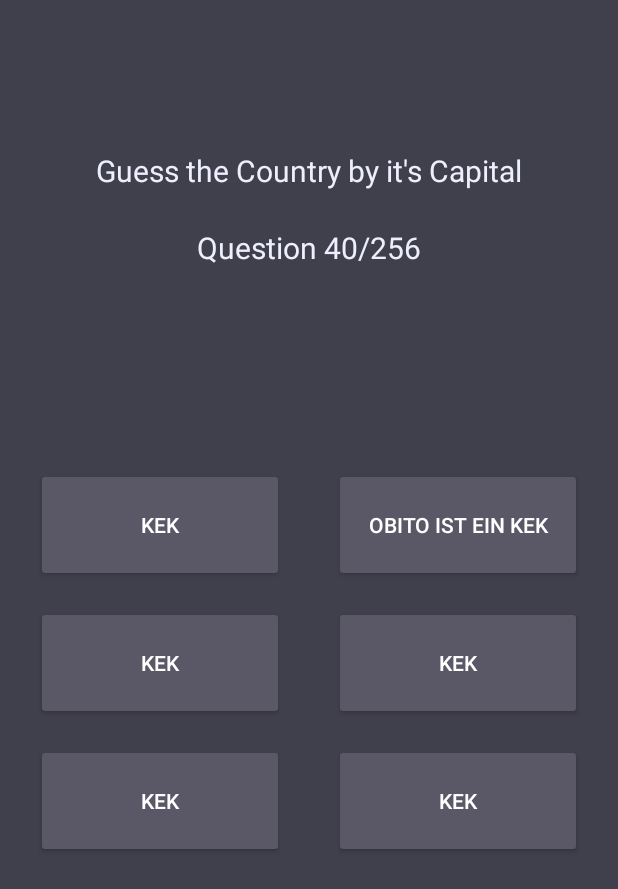
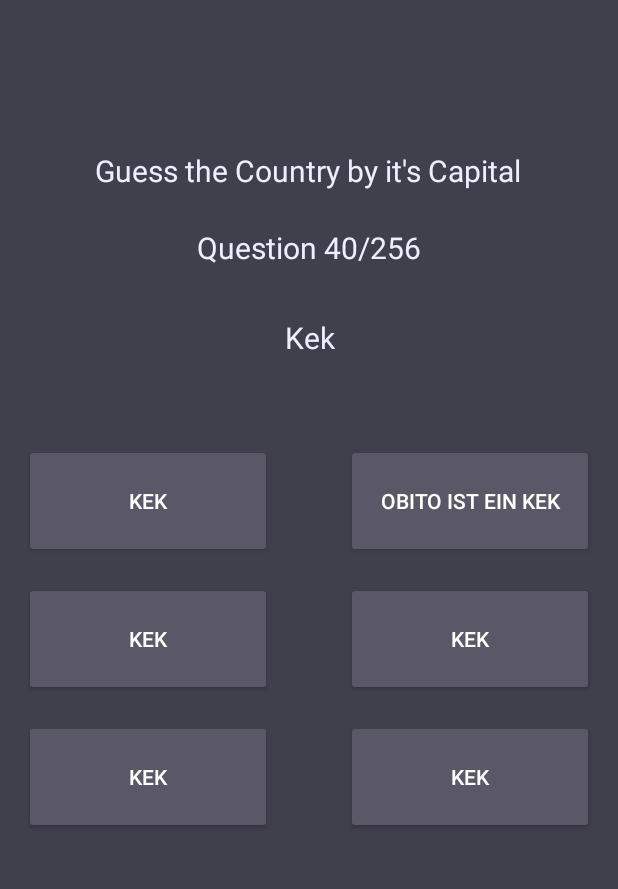
Before and after one commit to Zesshi/Geo.io, an Android app: the GuessTheCapital screen opened directly, with no data from a screen before it, on a phone screen of 412 x 824 dp. Shown: the top 889 px of the screen. Run offline under Robolectric (Android 15) with nearby library versions, the phone set to English and light mode, and no system bars; our stand-ins replace Volley.

Commit message:
Guess the capital in main

```diff
--- a/app/build.gradle
+++ b/app/build.gradle
@@ -36,4 +36,5 @@ dependencies {
     testImplementation 'junit:junit:4.13.2'
     androidTestImplementation 'androidx.test.ext:junit:1.1.3'
     androidTestImplementation 'androidx.test.espresso:espresso-core:3.4.0'
+    implementation 'com.android.volley:volley:1.2.1'
 }
--- a/app/src/main/java/net/ictcampus/geoio/GuessTheCapital.java
+++ b/app/src/main/java/net/ictcampus/geoio/GuessTheCapital.java
@@ -7,32 +7,158 @@ import android.os.Bundle;
 import android.os.Handler;
 import android.os.Looper;
 import android.util.Log;
+import android.view.View;
+import android.widget.Button;
+import android.widget.TextView;
+import android.widget.Toast;
 
+import com.android.volley.Request;
+import com.android.volley.RequestQueue;
+import com.android.volley.Response;
+import com.android.volley.VolleyError;
+import com.android.volley.toolbox.JsonArrayRequest;
+import com.android.volley.toolbox.StringRequest;
+import com.android.volley.toolbox.Volley;
+
+import org.json.JSONArray;
 import org.json.JSONException;
 import org.json.JSONObject;
 
 import java.io.BufferedInputStream;
 import java.io.BufferedReader;
+import java.io.IOException;
 import java.io.InputStream;
 import java.io.InputStreamReader;
 import java.net.HttpURLConnection;
+import java.net.MalformedURLException;
 import java.net.URL;
 import java.util.ArrayList;
 import java.util.Iterator;
 import java.util.concurrent.ExecutorService;
 import java.util.concurrent.Executors;
 
+import javax.net.ssl.HttpsURLConnection;
+
 public class GuessTheCapital extends AppCompatActivity {
-    private static final String TAG = "Flag";
-    private String name;
+    private static final String TAG = "";
+    Button button_cap1, button_cap2, button_cap3, button_cap4, button_cap5, button_cap6;
+    TextView textView_cap1, textView_cap2, textView_cap3;
 
+    //asigning class variables to xml values
     @Override
     protected void onCreate(Bundle savedInstanceState) {
         super.onCreate(savedInstanceState);
         setContentView(R.layout.activity_guess_the_capital);
-        Intent intent = getIntent();
-        name = intent.getStringExtra("name");
-        getCapital("https://restcountries.com/v3.1/capital" + name);
+
+        button_cap1 = findViewById(R.id.button_cap1);
+        button_cap2 = findViewById(R.id.button_cap2);
+        button_cap3 = findViewById(R.id.button_cap3);
+        button_cap4 = findViewById(R.id.button_cap4);
+        button_cap5 = findViewById(R.id.button_cap5);
+        button_cap6 = findViewById(R.id.button_cap6);
+
+        //textView_cap1=findViewById(R.id.textView_cap1);
+        textView_cap2 = findViewById(R.id.textView_cap2);
+        textView_cap3 = findViewById(R.id.textView_cap3);
+
+        //click listener for each button
+        button_cap1.setOnClickListener(new View.OnClickListener() {
+            @Override
+            public void onClick(View view) {
+
+                // Instantiate the RequestQueue.
+                RequestQueue queue = Volley.newRequestQueue(GuessTheCapital.this);
+                String url = "https://restcountries.com/v3.1/name/switzerland";
+
+                JsonArrayRequest request = new JsonArrayRequest(Request.Method.GET, url,null, new Response.Listener<JSONArray>() {
+                    @Override
+                    public void onResponse(JSONArray response) {
+                        String name="";
+                        try {
+                            JSONObject capital = response.getJSONObject(0);
+                             name= capital.getString("name");
+                        } catch (JSONException e) {
+                            e.printStackTrace();
+                        }
+
+
+                        Toast.makeText(GuessTheCapital.this,"name= "+name ,Toast.LENGTH_SHORT).show();
+                    }
+                }, new Response.ErrorListener() {
+                    @Override
+                    public void onErrorResponse(VolleyError error) {
+                        Toast.makeText(GuessTheCapital.this,"something wrong",Toast.LENGTH_SHORT).show();
+
+                    }
+                });
+                queue.add(request);
+
+                /*
+                // Request a string response from the provided URL.
+                StringRequest stringRequest = new StringRequest(Request.Method.GET, url,
+                        new Response.Listener<String>() {
+                            @Override
+                            public void onResponse(String response) {
+                                Toast.makeText(GuessTheCapital.this, response, Toast.LENGTH_SHORT).show();
+                            }
+                        }, new Response.ErrorListener() {
+                    @Override
+                    public void onErrorResponse(VolleyError error) {
+                        Toast.makeText(GuessTheCapital.this, "Error iz da", Toast.LENGTH_SHORT).show();
+                    }
+                });
+
+                // Add the request to the RequestQueue.
+
+                 */
+              //  Toast.makeText(GuessTheCapital.this, "you clicked me1", Toast.LENGTH_SHORT).show();
+            }
+
+
+        });
+
+
+
+
+
+
+
+
+        button_cap2.setOnClickListener(new View.OnClickListener() {
+            @Override
+            public void onClick(View view) {
+                Toast.makeText(GuessTheCapital.this, "you clicked me2", Toast.LENGTH_SHORT).show();
+            }
+        });
+
+        button_cap3.setOnClickListener(new View.OnClickListener() {
+            @Override
+            public void onClick(View view) {
+                Toast.makeText(GuessTheCapital.this, "you clicked me3", Toast.LENGTH_SHORT).show();
+            }
+        });
+
+        button_cap4.setOnClickListener(new View.OnClickListener() {
+            @Override
+            public void onClick(View view) {
+                Toast.makeText(GuessTheCapital.this, "you clicked me4", Toast.LENGTH_SHORT).show();
+            }
+        });
+
+        button_cap5.setOnClickListener(new View.OnClickListener() {
+            @Override
+            public void onClick(View view) {
+                Toast.makeText(GuessTheCapital.this, "you clicked me5", Toast.LENGTH_SHORT).show();
+            }
+        });
+
+        button_cap6.setOnClickListener(new View.OnClickListener() {
+            @Override
+            public void onClick(View view) {
+                Toast.makeText(GuessTheCapital.this, "you clicked me6", Toast.LENGTH_SHORT).show();
+            }
+        });
+
     }
 
 
@@ -62,6 +188,8 @@ public class GuessTheCapital extends AppCompatActivity {
                 }
             }
         });
+
+
     }
 
 
--- a/app/src/main/res/layout/activity_guess_the_capital.xml
+++ b/app/src/main/res/layout/activity_guess_the_capital.xml
@@ -7,8 +7,9 @@
     android:background="#403F4C"
     tools:context=".GuessTheFlagActivity">
 
+
     <TextView
-        android:id="@+id/textView"
+        android:id="@+id/textView_cap1"
         android:layout_width="wrap_content"
         android:layout_height="wrap_content"
         android:layout_row="0"
@@ -18,12 +19,13 @@
         android:textColor="#EDEFFE"
         android:textSize="20sp"
         app:layout_constraintEnd_toEndOf="parent"
+        app:layout_constraintHorizontal_bias="0.495"
         app:layout_constraintStart_toStartOf="parent"
         app:layout_constraintTop_toTopOf="parent"
         tools:ignore="MissingConstraints" />
 
     <TextView
-        android:id="@+id/textView2"
+        android:id="@+id/textView_cap2"
         android:layout_width="wrap_content"
         android:layout_height="wrap_content"
         android:layout_row="0"
@@ -34,16 +36,32 @@
         android:textSize="20sp"
         app:layout_constraintEnd_toEndOf="parent"
         app:layout_constraintStart_toStartOf="parent"
-        app:layout_constraintTop_toBottomOf="@+id/textView"
+        app:layout_constraintTop_toBottomOf="@+id/textView_cap1"
         tools:ignore="MissingConstraints" />
 
 
+    <TextView
+        android:id="@+id/textView_cap3"
+        android:layout_width="wrap_content"
+        android:layout_height="wrap_content"
+        android:layout_row="0"
+        android:layout_column="0"
+        android:layout_marginTop="84dp"
+        android:text="@string/kek"
+        android:textColor="#EDEFFE"
+        android:textSize="20sp"
+        app:layout_constraintEnd_toEndOf="parent"
+        app:layout_constraintHorizontal_bias="0.501"
+        app:layout_constraintStart_toStartOf="parent"
+        app:layout_constraintTop_toBottomOf="@+id/textView_cap1"
+        tools:ignore="MissingConstraints" />
+
     <Button
-        android:id="@+id/button6"
+        android:id="@+id/button_cap1"
         android:layout_width="165dp"
         android:layout_height="76dp"
-        android:layout_marginTop="312dp"
-        android:layout_marginEnd="24dp"
+        android:layout_marginTop="296dp"
+        android:layout_marginEnd="16dp"
         android:backgroundTint="@color/light_grey"
         android:text="@string/obito_ist_ein_kek"
         android:textColor="@color/white"
@@ -52,55 +70,55 @@
 
     <Button
 
-        android:id="@+id/button10"
+        android:id="@+id/button_cap2"
         android:layout_width="165dp"
         android:layout_height="76dp"
-        android:layout_marginStart="24dp"
-        android:layout_marginTop="312dp"
+        android:layout_marginStart="16dp"
+        android:layout_marginTop="296dp"
         android:backgroundTint="@color/light_grey"
         android:text="@string/kek"
         app:layout_constraintStart_toStartOf="parent"
         app:layout_constraintTop_toTopOf="parent" />
 
     <Button
-        android:id="@+id/button2"
+        android:id="@+id/button_cap3"
         android:layout_width="165dp"
         android:layout_height="76dp"
-        android:layout_marginStart="24dp"
-        android:layout_marginTop="404dp"
+        android:layout_marginStart="16dp"
+        android:layout_marginTop="388dp"
         android:backgroundTint="@color/light_grey"
         android:text="@string/kek"
         app:layout_constraintStart_toStartOf="parent"
         app:layout_constraintTop_toTopOf="parent" />
 
     <Button
-        android:id="@+id/button7"
+        android:id="@+id/button_cap4"
         android:layout_width="165dp"
         android:layout_height="76dp"
-        android:layout_marginTop="404dp"
-        android:layout_marginEnd="24dp"
+        android:layout_marginTop="388dp"
+        android:layout_marginEnd="16dp"
         android:backgroundTint="@color/light_grey"
         android:text="@string/kek"
         app:layout_constraintEnd_toEndOf="parent"
         app:layout_constraintTop_toTopOf="parent" />
 
     <Button
-        android:id="@+id/button9"
+        android:id="@+id/button_cap5"
         android:layout_width="165dp"
         android:layout_height="76dp"
-        android:layout_marginTop="496dp"
-        android:layout_marginEnd="24dp"
+        android:layout_marginTop="480dp"
+        android:layout_marginEnd="16dp"
         android:backgroundTint="@color/light_grey"
         android:text="@string/kek"
         app:layout_constraintEnd_toEndOf="parent"
         app:layout_constraintTop_toTopOf="parent" />
 
     <Button
-        android:id="@+id/button8"
+        android:id="@+id/button_cap6"
         android:layout_width="165dp"
         android:layout_height="76dp"
-        android:layout_marginStart="24dp"
-        android:layout_marginTop="496dp"
+        android:layout_marginStart="16dp"
+        android:layout_marginTop="480dp"
         android:backgroundTint="@color/light_grey"
         android:text="@string/kek"
         app:layout_constraintStart_toStartOf="parent"
```
